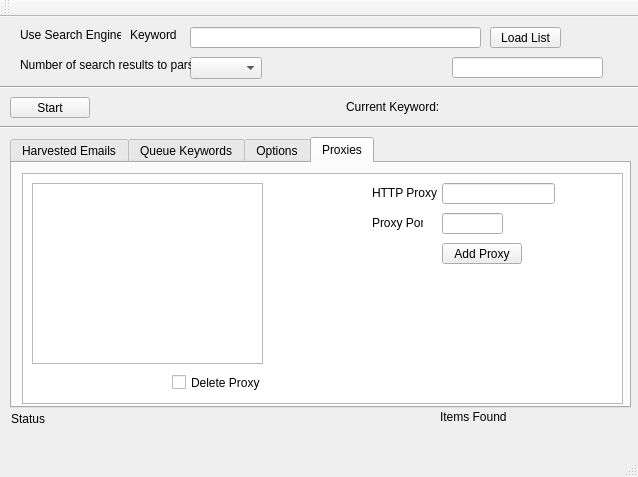
titus-shoats/AES, file ArtistScraper/mainwindow.ui: the form before one commit.
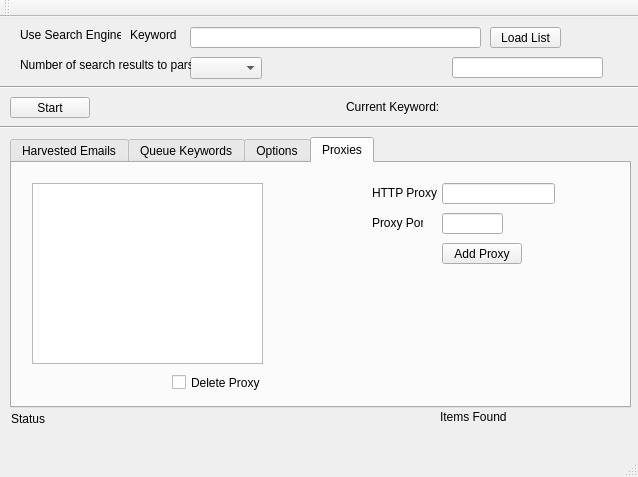
The form after the commit. The open tabs and pages were chosen to show the change.

Commit message: fixed deleteEmailsListTable() method, now whenever a user checks to delete emails, all emails are removed from main thread. We also disabled important tab options when start button is pressed

```diff
--- a/ArtistScraper/mainwindow.ui
+++ b/ArtistScraper/mainwindow.ui
@@ -517,16 +517,6 @@
      <attribute name="title">
       <string>Proxies</string>
      </attribute>
-     <widget class="QTableView" name="tableView_Proxy">
-      <property name="geometry">
-       <rect>
-        <x>10</x>
-        <y>10</y>
-        <width>601</width>
-        <height>231</height>
-       </rect>
-      </property>
-     </widget>
      <widget class="QTableWidget" name="tableWidget_Proxy">
       <property name="geometry">
        <rect>
```
Left out of the diff: 6 changed lines with no effect on the pictures. The commit also changes 5 other files.
